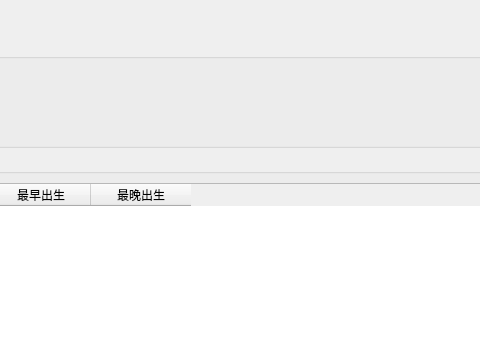
This is Family/ui/dashboard_widget.ui in abstract251/sql as Qt 5 draws it before an edit; both pictures show x 333 to 813 and y 0 to 355 of the 900 by 600 pixel window. The edited form follows.
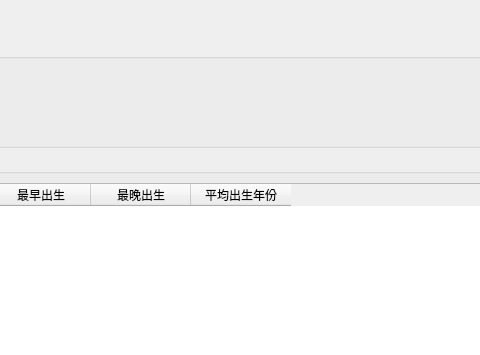
This is the edited form.

Commit message: 平均出生年份

Diff of the .ui file:
```diff
--- a/Family/ui/dashboard_widget.ui
+++ b/Family/ui/dashboard_widget.ui
@@ -229,6 +229,11 @@
           <string>最晚出生</string>
          </property>
         </column>
+        <column>
+         <property name="text">
+          <string>平均出生年份</string>
+         </property>
+        </column>
        </widget>
       </item>
      </layout>
```
The commit also changes 4 other files.
